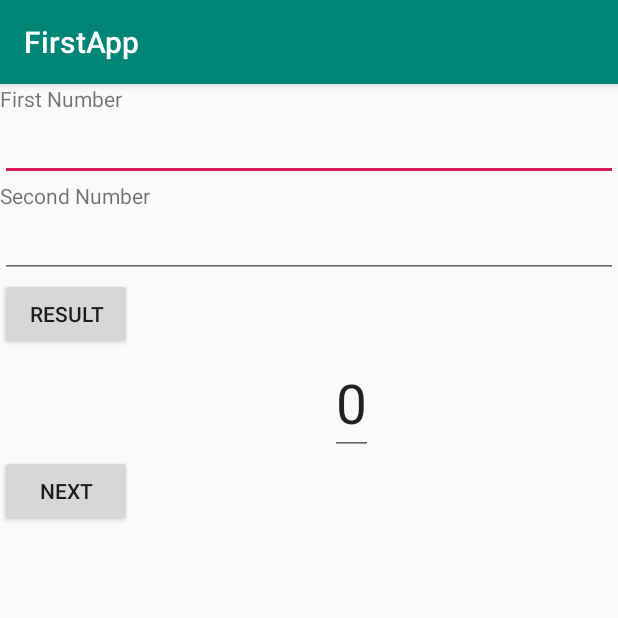
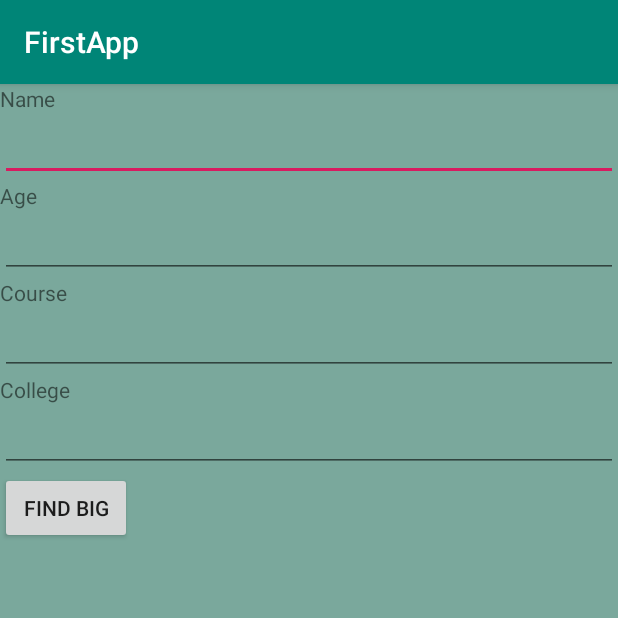
Before and after one commit to pr-aj044/sam13, an Android app: the screen it shows after launch (MainActivity before the commit, WelcomeActivity after it), after a tap on "NEXT", on a phone screen of 412 x 824 dp, the top half of it. Run offline under Robolectric (Android 15) with nearby library versions, the phone set to English and light mode, and no system bars; 3 statements that could not run were skipped; 1 other tap on this screen came first.

Commit message:
success1

```diff
--- a/FirstApp/app/src/main/AndroidManifest.xml
+++ b/FirstApp/app/src/main/AndroidManifest.xml
@@ -16,6 +16,7 @@
                 <category android:name="android.intent.category.LAUNCHER" />
             </intent-filter>
         </activity>
+        <activity android:name=".WelcomeActivity"></activity>
     </application>
 
 </manifest>
--- a/FirstApp/app/src/main/java/com/ihrd/coderaj/firstapp/MainActivity.java
+++ b/FirstApp/app/src/main/java/com/ihrd/coderaj/firstapp/MainActivity.java
@@ -8,6 +8,8 @@ import android.widget.Button;
 import android.widget.EditText;
 import android.widget.TextView;
 import android.widget.Toast;
+
+import static com.ihrd.coderaj.firstapp.R.id.res;
 
 
 public class MainActivity extends AppCompatActivity {
@@ -24,7 +26,7 @@ public class MainActivity extends AppCompatActivity {
         fnum=(EditText)findViewById(R.id.fnum);
         snum=(EditText)findViewById(R.id.snum);
         txtres=(EditText)findViewById(R.id.txtres);
-        b=(Button)findViewById(R.id.res);
+        b=(Button)findViewById(res);
         b.setOnClickListener(new View.OnClickListener() {
             @Override
             public void onClick(View v) {
--- /dev/null
+++ b/FirstApp/app/src/main/java/com/ihrd/coderaj/firstapp/WelcomeActivity.java
@@ -0,0 +1,46 @@
+package com.ihrd.coderaj.firstapp;
+
+import android.content.Intent;
+import android.support.v7.app.AppCompatActivity;
+import android.os.Bundle;
+import android.view.View;
+import android.widget.Button;
+import android.widget.EditText;
+
+public class WelcomeActivity extends AppCompatActivity {
+    EditText n1,n2,n3,res;
+    Button b;
+    String getRes;
+    int large;
+
+    @Override
+    protected void onCreate(Bundle savedInstanceState) {
+        super.onCreate(savedInstanceState);
+        setContentView(R.layout.activity_welcome);
+        n1=(EditText)findViewById(R.id.n1);
+        n2=(EditText)findViewById(R.id.n2);
+        n3=(EditText)findViewById(R.id.n3);
+        res=(EditText)findViewById(R.id.res);
+        b=(Button)findViewById(R.id.b);
+        b.setOnClickListener(new View.OnClickListener() {
+            @Override
+            public void onClick(View v) {
+                int num1=Integer.parseInt(n1.getText().toString());
+                int num2=Integer.parseInt(n2.getText().toString());
+                int num3=Integer.parseInt(n3.getText().toString());
+                if((num1>num2)&&(num1>num3)){
+                    large=num1;
+                }else if((num2>num1)&&(num2>num3)){
+                    large=num2;
+                }else if((num3>num1)&&(num3>num2)){
+                    large=num3;
+                }else{
+                    getRes="All equal";
+                }
+                res.setVisibility(View.VISIBLE);
+                res.setText(String.valueOf(large));
+            }
+        });
+    }
+
+}
--- /dev/null
+++ b/FirstApp/app/src/main/res/layout/activity_welcome.xml
@@ -0,0 +1,57 @@
+<LinearLayout android:layout_height="match_parent"
+    android:layout_width="match_parent"
+    android:orientation="vertical"
+    android:background="#7AA89C"
+    xmlns:android="http://schemas.android.com/apk/res/android">
+
+    <TextView
+        android:layout_width="match_parent"
+        android:layout_height="wrap_content"
+        android:text="Name"
+        android:inputType="text"/>
+    <EditText
+        android:layout_width="match_parent"
+        android:layout_height="wrap_content"
+        android:id="@+id/name"/>
+
+    <TextView
+        android:layout_width="match_parent"
+        android:layout_height="wrap_content"
+        android:text="Age"
+        android:inputType="number"/>
+    <EditText
+        android:layout_width="match_parent"
+        android:layout_height="wrap_content"
+        android:id="@+id/age"/>
+    <TextView
+        android:layout_width="match_parent"
+        android:layout_height="wrap_content"
+        android:text="Course"
+        android:inputType="text"/>
+    <EditText
+        android:layout_width="match_parent"
+        android:layout_height="wrap_content"
+        android:id="@+id/crs"/>
+    <TextView
+        android:layout_width="match_parent"
+        android:layout_height="wrap_content"
+        android:text="College"
+        android:inputType="text"/>
+    <EditText
+        android:layout_width="match_parent"
+        android:layout_height="wrap_content"
+        android:id="@+id/clg"/>
+    <Button
+        android:layout_width="wrap_content"
+        android:layout_height="wrap_content"
+        android:text="find big"
+        android:id="@+id/b"/>
+    <EditText
+        android:layout_width="wrap_content"
+        android:layout_height="wrap_content"
+        android:visibility="gone"
+        android:editable="false"
+        android:id="@+id/res"/>
+
+
+</LinearLayout>
--- a/FirstApp/build.gradle
+++ b/FirstApp/build.gradle
@@ -7,7 +7,7 @@ buildscript {
         jcenter()
     }
     dependencies {
-        classpath 'com.android.tools.build:gradle:3.2.1'
+        classpath 'com.android.tools.build:gradle:3.3.0'
 
 
         // NOTE: Do not place your application dependencies here; they belong
```
Also changed, not shown: FirstApp/gradle/wrapper/gradle-wrapper.properties.
